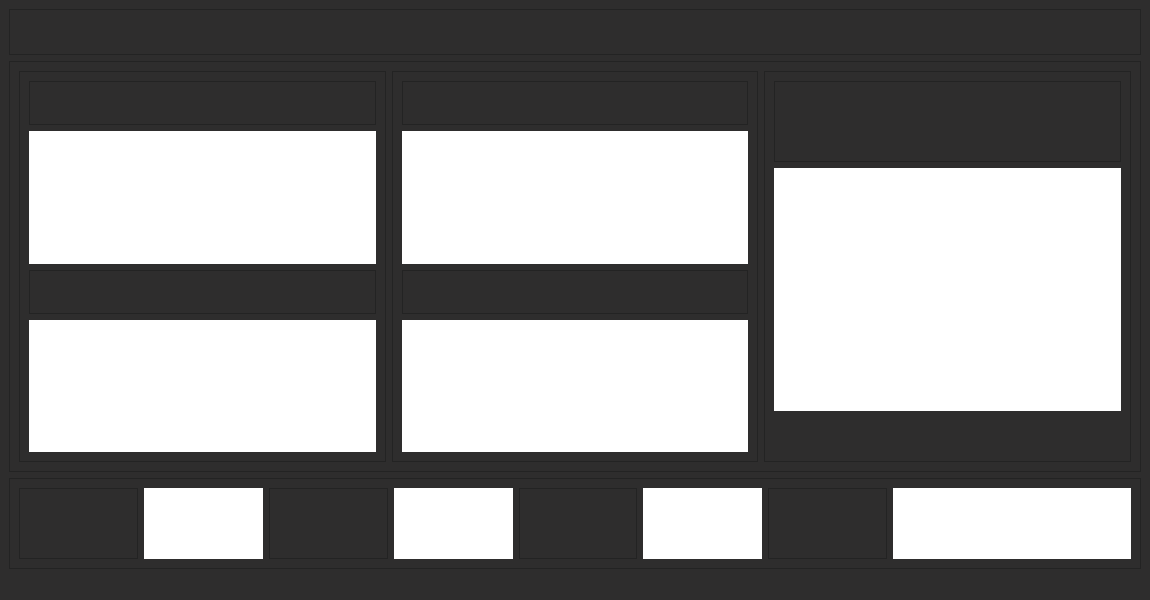
Above: seismograph.ui from Hi-Keiko/tugas-hardware-caslab before the change. Below: the same form after it.
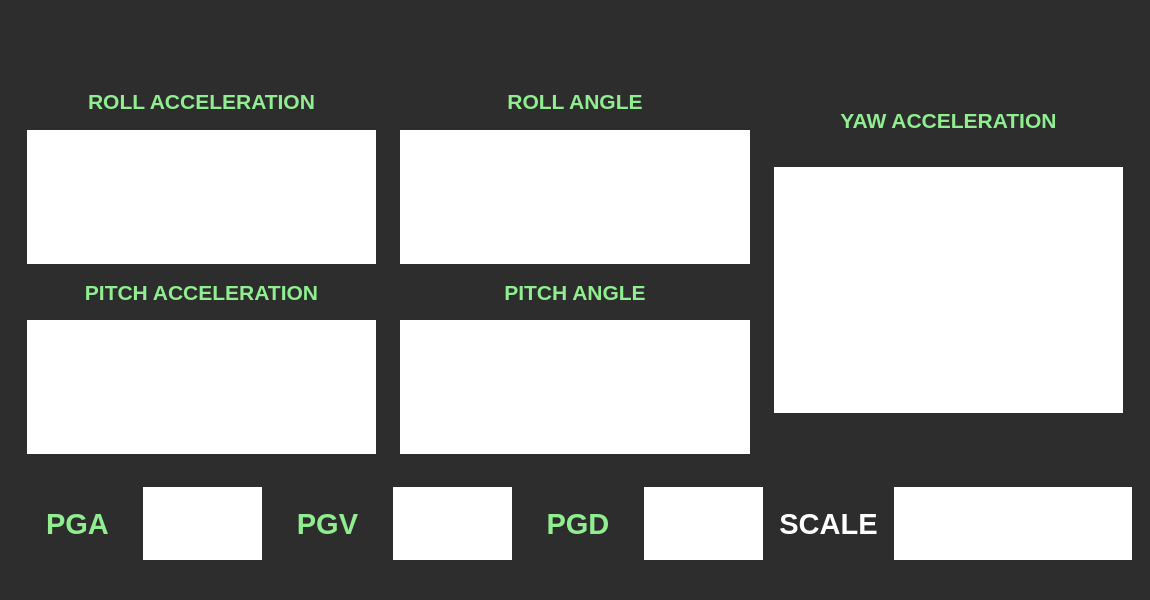
That is the form after the change. Icons and pictures are not drawn.

Commit message:
Refactor UI elements for improved appearance
Updated frame shapes and shadows to use NoFrame and Plain for a cleaner UI appearance. Changed widget types from QFrame to QLabel for better text display with custom styling.

```diff
--- a/seismograph.ui
+++ b/seismograph.ui
@@ -30,10 +30,10 @@
        <string notr="true">image: url(:/newPrefix/PortaSeis.png)</string>
       </property>
       <property name="frameShape">
-       <enum>QFrame::StyledPanel</enum>
+       <enum>QFrame::NoFrame</enum>
       </property>
       <property name="frameShadow">
-       <enum>QFrame::Raised</enum>
+       <enum>QFrame::Plain</enum>
       </property>
      </widget>
     </item>
@@ -46,10 +46,10 @@
        </sizepolicy>
       </property>
       <property name="frameShape">
-       <enum>QFrame::StyledPanel</enum>
+       <enum>QFrame::NoFrame</enum>
       </property>
       <property name="frameShadow">
-       <enum>QFrame::Raised</enum>
+       <enum>QFrame::Plain</enum>
       </property>
       <layout class="QHBoxLayout" name="horizontalLayout_4" stretch="1,1,1">
        <item>
@@ -61,28 +61,35 @@
           </sizepolicy>
          </property>
          <property name="frameShape">
-          <enum>QFrame::StyledPanel</enum>
+          <enum>QFrame::NoFrame</enum>
          </property>
          <property name="frameShadow">
-          <enum>QFrame::Raised</enum>
+          <enum>QFrame::Plain</enum>
          </property>
          <layout class="QVBoxLayout" name="verticalLayout_2" stretch="1,3,1,3">
           <item>
-           <widget class="QFrame" name="frame_9">
+           <widget class="QLabel" name="label_rollac">
             <property name="sizePolicy">
              <sizepolicy hsizetype="Expanding" vsizetype="Expanding">
               <horstretch>0</horstretch>
               <verstretch>0</verstretch>
              </sizepolicy>
             </property>
+            <property name="font">
+             <font>
+              <pointsize>16</pointsize>
+              <weight>75</weight>
+              <bold>true</bold>
+             </font>
+            </property>
             <property name="styleSheet">
-             <string notr="true">image: url(:/newPrefix/Rollac.png)</string>
+             <string notr="true">color: rgb(144, 238, 144); background-color: transparent;</string>
             </property>
-            <property name="frameShape">
-             <enum>QFrame::StyledPanel</enum>
+            <property name="text">
+             <string>ROLL ACCELERATION</string>
             </property>
-            <property name="frameShadow">
-             <enum>QFrame::Raised</enum>
+            <property name="alignment">
+             <set>Qt::AlignCenter</set>
             </property>
            </widget>
           </item>
@@ -100,21 +107,28 @@
            </widget>
           </item>
           <item>
-           <widget class="QFrame" name="frame_10">
+           <widget class="QLabel" name="label_pitchac">
             <property name="sizePolicy">
              <sizepolicy hsizetype="Expanding" vsizetype="Expanding">
               <horstretch>0</horstretch>
               <verstretch>0</verstretch>
              </sizepolicy>
             </property>
+            <property name="font">
+             <font>
+              <pointsize>16</pointsize>
+              <weight>75</weight>
+              <bold>true</bold>
+             </font>
+            </property>
             <property name="styleSheet">
-             <string notr="true">image: url(:/newPrefix/Pitchac.png)</string>
+             <string notr="true">color: rgb(144, 238, 144); background-color: transparent;</string>
             </property>
-            <property name="frameShape">
-             <enum>QFrame::StyledPanel</enum>
+            <property name="text">
+             <string>PITCH ACCELERATION</string>
             </property>
-            <property name="frameShadow">
-             <enum>QFrame::Raised</enum>
+            <property name="alignment">
+             <set>Qt::AlignCenter</set>
             </property>
            </widget>
           </item>
@@ -143,28 +157,35 @@
           </sizepolicy>
          </property>
          <property name="frameShape">
-          <enum>QFrame::StyledPanel</enum>
+          <enum>QFrame::NoFrame</enum>
          </property>
          <property name="frameShadow">
-          <enum>QFrame::Raised</enum>
+          <enum>QFrame::Plain</enum>
          </property>
          <layout class="QVBoxLayout" name="verticalLayout_3" stretch="1,3,1,3">
           <item>
-           <widget class="QFrame" name="frame_11">
+           <widget class="QLabel" name="label_rollang">
             <property name="sizePolicy">
              <sizepolicy hsizetype="Expanding" vsizetype="Expanding">
               <horstretch>0</horstretch>
               <verstretch>0</verstretch>
              </sizepolicy>
             </property>
+            <property name="font">
+             <font>
+              <pointsize>16</pointsize>
+              <weight>75</weight>
+              <bold>true</bold>
+             </font>
+            </property>
             <property name="styleSheet">
-             <string notr="true">image: url(:/newPrefix/Rollang.png)</string>
+             <string notr="true">color: rgb(144, 238, 144); background-color: transparent;</string>
             </property>
-            <property name="frameShape">
-             <enum>QFrame::StyledPanel</enum>
+            <property name="text">
+             <string>ROLL ANGLE</string>
             </property>
-            <property name="frameShadow">
-             <enum>QFrame::Raised</enum>
+            <property name="alignment">
+             <set>Qt::AlignCenter</set>
             </property>
            </widget>
           </item>
@@ -182,21 +203,28 @@
            </widget>
           </item>
           <item>
-           <widget class="QFrame" name="frame_12">
+           <widget class="QLabel" name="label_pitchang">
             <property name="sizePolicy">
              <sizepolicy hsizetype="Expanding" vsizetype="Expanding">
               <horstretch>0</horstretch>
               <verstretch>0</verstretch>
              </sizepolicy>
             </property>
+            <property name="font">
+             <font>
+              <pointsize>16</pointsize>
+              <weight>75</weight>
+              <bold>true</bold>
+             </font>
+            </property>
             <property name="styleSheet">
-             <string notr="true">image: url(:/newPrefix/Pitchang.png)</string>
+             <string notr="true">color: rgb(144, 238, 144); background-color: transparent;</string>
             </property>
-            <property name="frameShape">
-             <enum>QFrame::StyledPanel</enum>
+            <property name="text">
+             <string>PITCH ANGLE</string>
             </property>
-            <property name="frameShadow">
-             <enum>QFrame::Raised</enum>
+            <property name="alignment">
+             <set>Qt::AlignCenter</set>
             </property>
            </widget>
           </item>
@@ -225,28 +253,35 @@
           </sizepolicy>
          </property>
          <property name="frameShape">
-          <enum>QFrame::StyledPanel</enum>
+          <enum>QFrame::NoFrame</enum>
          </property>
          <property name="frameShadow">
-          <enum>QFrame::Raised</enum>
+          <enum>QFrame::Plain</enum>
          </property>
          <layout class="QVBoxLayout" name="verticalLayout_7" stretch="2,6,1">
           <item>
-           <widget class="QFrame" name="frame_30">
+           <widget class="QLabel" name="label_yawac">
             <property name="sizePolicy">
              <sizepolicy hsizetype="Expanding" vsizetype="Expanding">
               <horstretch>0</horstretch>
               <verstretch>0</verstretch>
              </sizepolicy>
             </property>
+            <property name="font">
+             <font>
+              <pointsize>16</pointsize>
+              <weight>75</weight>
+              <bold>true</bold>
+             </font>
+            </property>
             <property name="styleSheet">
-             <string notr="true">image: url(:/newPrefix/Yawac.png)</string>
+             <string notr="true">color: rgb(144, 238, 144); background-color: transparent;</string>
             </property>
-            <property name="frameShape">
-             <enum>QFrame::StyledPanel</enum>
+            <property name="text">
+             <string>YAW ACCELERATION</string>
             </property>
-            <property name="frameShadow">
-             <enum>QFrame::Raised</enum>
+            <property name="alignment">
+             <set>Qt::AlignCenter</set>
             </property>
            </widget>
           </item>
@@ -291,28 +326,35 @@
        </sizepolicy>
       </property>
       <property name="frameShape">
-       <enum>QFrame::StyledPanel</enum>
+       <enum>QFrame::NoFrame</enum>
       </property>
       <property name="frameShadow">
-       <enum>QFrame::Raised</enum>
+       <enum>QFrame::Plain</enum>
       </property>
       <layout class="QHBoxLayout" name="horizontalLayout_3" stretch="1,1,1,1,1,1,1,2">
        <item>
-        <widget class="QFrame" name="frame_13">
+        <widget class="QLabel" name="label_pga">
          <property name="sizePolicy">
           <sizepolicy hsizetype="Expanding" vsizetype="Expanding">
            <horstretch>0</horstretch>
            <verstretch>0</verstretch>
           </sizepolicy>
          </property>
+         <property name="font">
+          <font>
+           <pointsize>22</pointsize>
+           <weight>75</weight>
+           <bold>true</bold>
+          </font>
+         </property>
          <property name="styleSheet">
-          <string notr="true">image: url(:/newPrefix/PGA.png)</string>
+          <string notr="true">color: rgb(144, 238, 144); background-color: transparent;</string>
          </property>
-         <property name="frameShape">
-          <enum>QFrame::StyledPanel</enum>
+         <property name="text">
+          <string>PGA</string>
          </property>
-         <property name="frameShadow">
-          <enum>QFrame::Raised</enum>
+         <property name="alignment">
+          <set>Qt::AlignCenter</set>
          </property>
         </widget>
        </item>
@@ -330,21 +372,28 @@
         </widget>
        </item>
        <item>
-        <widget class="QFrame" name="frame_14">
+        <widget class="QLabel" name="label_pgv">
          <property name="sizePolicy">
           <sizepolicy hsizetype="Expanding" vsizetype="Expanding">
            <horstretch>0</horstretch>
            <verstretch>0</verstretch>
           </sizepolicy>
          </property>
+         <property name="font">
+          <font>
+           <pointsize>22</pointsize>
+           <weight>75</weight>
+           <bold>true</bold>
+          </font>
+         </property>
          <property name="styleSheet">
-          <string notr="true">image: url(:/newPrefix/PGV.png)</string>
+          <string notr="true">color: rgb(144, 238, 144); background-color: transparent;</string>
          </property>
-         <property name="frameShape">
-          <enum>QFrame::StyledPanel</enum>
+         <property name="text">
+          <string>PGV</string>
          </property>
-         <property name="frameShadow">
-          <enum>QFrame::Raised</enum>
+         <property name="alignment">
+          <set>Qt::AlignCenter</set>
          </property>
         </widget>
        </item>
@@ -362,21 +411,28 @@
         </widget>
        </item>
        <item>
-        <widget class="QFrame" name="frame_18">
+        <widget class="QLabel" name="label_pgd">
          <property name="sizePolicy">
           <sizepolicy hsizetype="Expanding" vsizetype="Expanding">
            <horstretch>0</horstretch>
            <verstretch>0</verstretch>
           </sizepolicy>
          </property>
+         <property name="font">
+          <font>
+           <pointsize>22</pointsize>
+           <weight>75</weight>
+           <bold>true</bold>
+          </font>
+         </property>
          <property name="styleSheet">
-          <string notr="true">image: url(:/newPrefix/PGD.png)</string>
+          <string notr="true">color: rgb(144, 238, 144); background-color: transparent;</string>
          </property>
-         <property name="frameShape">
-          <enum>QFrame::StyledPanel</enum>
+         <property name="text">
+          <string>PGD</string>
          </property>
-         <property name="frameShadow">
-          <enum>QFrame::Raised</enum>
+         <property name="alignment">
+          <set>Qt::AlignCenter</set>
          </property>
         </widget>
        </item>
@@ -394,21 +450,28 @@
         </widget>
        </item>
        <item>
-        <widget class="QFrame" name="frame_22">
+        <widget class="QLabel" name="label_scale">
          <property name="sizePolicy">
           <sizepolicy hsizetype="Expanding" vsizetype="Expanding">
            <horstretch>0</horstretch>
            <verstretch>0</verstretch>
           </sizepolicy>
          </property>
+         <property name="font">
+          <font>
+           <pointsize>22</pointsize>
+           <weight>75</weight>
+           <bold>true</bold>
+          </font>
+         </property>
          <property name="styleSheet">
-          <string notr="true">image: url(:/newPrefix/scale.png)</string>
+          <string notr="true">color: rgba(255, 255, 255, 1); background-color: transparent;</string>
          </property>
-         <property name="frameShape">
-          <enum>QFrame::StyledPanel</enum>
+         <property name="text">
+          <string>SCALE</string>
          </property>
-         <property name="frameShadow">
-          <enum>QFrame::Raised</enum>
+         <property name="alignment">
+          <set>Qt::AlignCenter</set>
          </property>
         </widget>
        </item>
```
